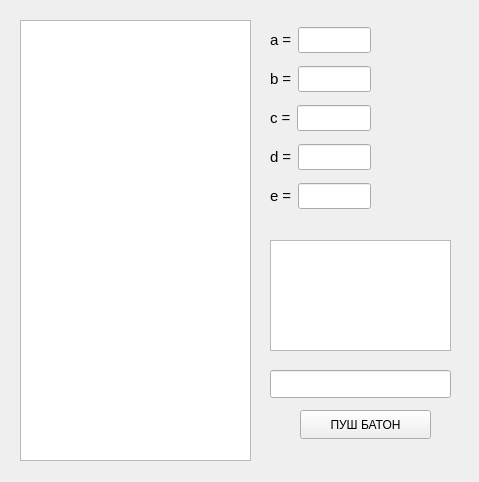
The window that Lab2/Lab2Task3/mainwindow.ui (petrzhal/cpp-labs) describes before a commit, drawn with Qt 5.
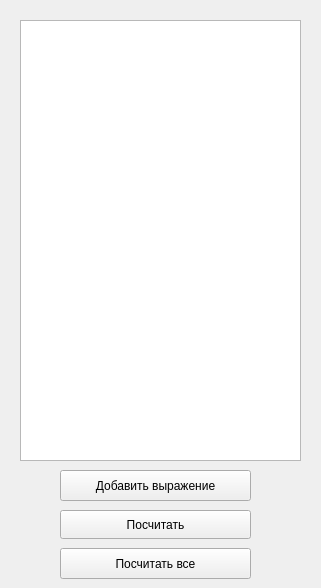
The same window after the commit.

```diff
--- a/Lab2/Lab2Task3/mainwindow.ui
+++ b/Lab2/Lab2Task3/mainwindow.ui
@@ -6,204 +6,63 @@
    <rect>
     <x>0</x>
     <y>0</y>
-    <width>479</width>
-    <height>482</height>
+    <width>321</width>
+    <height>588</height>
    </rect>
   </property>
   <property name="windowTitle">
    <string>MainWindow</string>
   </property>
   <widget class="QWidget" name="centralwidget">
-   <widget class="QLineEdit" name="lineEdit">
-    <property name="geometry">
-     <rect>
-      <x>270</x>
-      <y>370</y>
-      <width>181</width>
-      <height>28</height>
-     </rect>
-    </property>
-    <property name="font">
-     <font>
-      <pointsize>11</pointsize>
-     </font>
-    </property>
-   </widget>
    <widget class="QPushButton" name="pushButton">
     <property name="geometry">
      <rect>
-      <x>300</x>
-      <y>410</y>
-      <width>131</width>
+      <x>60</x>
+      <y>510</y>
+      <width>191</width>
       <height>29</height>
      </rect>
     </property>
     <property name="text">
-     <string>ПУШ БАТОН</string>
+     <string>Посчитать</string>
     </property>
    </widget>
-   <widget class="QTextBrowser" name="textBrowser">
-    <property name="geometry">
-     <rect>
-      <x>270</x>
-      <y>240</y>
-      <width>181</width>
-      <height>111</height>
-     </rect>
-    </property>
-   </widget>
-   <widget class="QWidget" name="layoutWidget">
-    <property name="geometry">
-     <rect>
-      <x>270</x>
-      <y>20</y>
-      <width>101</width>
-      <height>200</height>
-     </rect>
-    </property>
-    <property name="font">
-     <font>
-      <pointsize>11</pointsize>
-     </font>
-    </property>
-    <layout class="QVBoxLayout" name="verticalLayout">
-     <item>
-      <layout class="QHBoxLayout" name="horizontalLayout">
-       <item>
-        <widget class="QLabel" name="label">
-         <property name="font">
-          <font>
-           <pointsize>11</pointsize>
-          </font>
-         </property>
-         <property name="text">
-          <string>a =</string>
-         </property>
-        </widget>
-       </item>
-       <item>
-        <widget class="QLineEdit" name="lineEdit_a">
-         <property name="font">
-          <font>
-           <pointsize>11</pointsize>
-          </font>
-         </property>
-        </widget>
-       </item>
-      </layout>
-     </item>
-     <item>
-      <layout class="QHBoxLayout" name="horizontalLayout_2">
-       <item>
-        <widget class="QLabel" name="label_2">
-         <property name="font">
-          <font>
-           <pointsize>11</pointsize>
-          </font>
-         </property>
-         <property name="text">
-          <string>b =</string>
-         </property>
-        </widget>
-       </item>
-       <item>
-        <widget class="QLineEdit" name="lineEdit_b">
-         <property name="font">
-          <font>
-           <pointsize>11</pointsize>
-          </font>
-         </property>
-        </widget>
-       </item>
-      </layout>
-     </item>
-     <item>
-      <layout class="QHBoxLayout" name="horizontalLayout_3">
-       <item>
-        <widget class="QLabel" name="label_3">
-         <property name="font">
-          <font>
-           <pointsize>11</pointsize>
-          </font>
-         </property>
-         <property name="text">
-          <string>c =</string>
-         </property>
-        </widget>
-       </item>
-       <item>
-        <widget class="QLineEdit" name="lineEdit_c">
-         <property name="font">
-          <font>
-           <pointsize>11</pointsize>
-          </font>
-         </property>
-        </widget>
-       </item>
-      </layout>
-     </item>
-     <item>
-      <layout class="QHBoxLayout" name="horizontalLayout_4">
-       <item>
-        <widget class="QLabel" name="label_4">
-         <property name="font">
-          <font>
-           <pointsize>11</pointsize>
-          </font>
-         </property>
-         <property name="text">
-          <string>d =</string>
-         </property>
-        </widget>
-       </item>
-       <item>
-        <widget class="QLineEdit" name="lineEdit_d">
-         <property name="font">
-          <font>
-           <pointsize>11</pointsize>
-          </font>
-         </property>
-        </widget>
-       </item>
-      </layout>
-     </item>
-     <item>
-      <layout class="QHBoxLayout" name="horizontalLayout_5">
-       <item>
-        <widget class="QLabel" name="label_5">
-         <property name="font">
-          <font>
-           <pointsize>11</pointsize>
-          </font>
-         </property>
-         <property name="text">
-          <string>e =</string>
-         </property>
-        </widget>
-       </item>
-       <item>
-        <widget class="QLineEdit" name="lineEdit_e">
-         <property name="font">
-          <font>
-           <pointsize>11</pointsize>
-          </font>
-         </property>
-        </widget>
-       </item>
-      </layout>
-     </item>
-    </layout>
-   </widget>
    <widget class="QListWidget" name="listWidget">
     <property name="geometry">
      <rect>
       <x>20</x>
       <y>20</y>
-      <width>231</width>
+      <width>281</width>
       <height>441</height>
      </rect>
     </property>
    </widget>
+   <widget class="QPushButton" name="pushButton_addExpr">
+    <property name="geometry">
+     <rect>
+      <x>60</x>
+      <y>470</y>
+      <width>191</width>
+      <height>31</height>
+     </rect>
+    </property>
+    <property name="text">
+     <string>Добавить выражение</string>
+    </property>
+   </widget>
+   <widget class="QPushButton" name="pushButton_2">
+    <property name="geometry">
+     <rect>
+      <x>60</x>
+      <y>548</y>
+      <width>191</width>
+      <height>31</height>
+     </rect>
+    </property>
+    <property name="text">
+     <string>Посчитать все</string>
+    </property>
+   </widget>
   </widget>
  </widget>
  <resources/>
```
